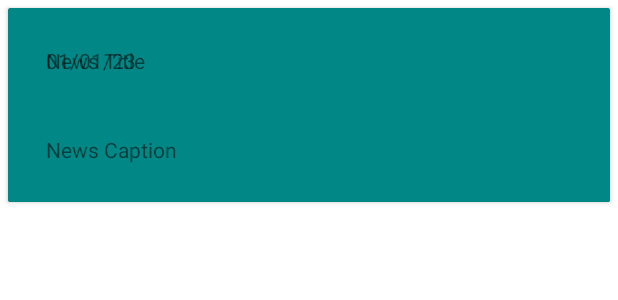
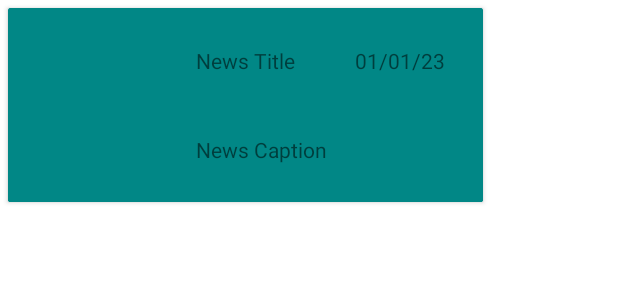
Before and after one commit to Bintina/MyNews, an Android app: the layout item_row.xml on its own in the app's theme, with its tools: preview values and no code run, on a phone screen of 412 x 824 dp. Shown: the top 300 px of the screen. Run offline under Robolectric (Android 15) with nearby library versions, the phone set to English and light mode, and no system bars.

```diff
--- a/app/src/main/java/com/mynews/mynews/api/ApiClient.kt
+++ b/app/src/main/java/com/mynews/mynews/api/ApiClient.kt
@@ -1,11 +1,12 @@
 package com.mynews.mynews.api
 
 import com.mynews.mynews.model.NewsItem
+import com.mynews.mynews.model.NewsItemResponse
 import com.mynews.mynews.model.NewsItems
 import com.mynews.mynews.utils.Constants.END_URL_KEY
 import retrofit2.http.GET
 
 interface ApiClient {
     @GET(END_URL_KEY)
-    suspend fun getNews(): NewsItems?
+    suspend fun getNews(): NewsItemResponse?
 }
--- a/app/src/main/java/com/mynews/mynews/controller/MainActivity.kt
+++ b/app/src/main/java/com/mynews/mynews/controller/MainActivity.kt
@@ -1,11 +1,13 @@
 package com.mynews.mynews.controller
 
+import android.graphics.Movie
 import androidx.appcompat.app.AppCompatActivity
 import android.os.Bundle
 import androidx.recyclerview.widget.RecyclerView
 import com.mynews.mynews.R
 import com.mynews.mynews.adapter.Adapter
 import com.mynews.mynews.data.Datasource
+import com.mynews.mynews.model.NewsItem
 
 class MainActivity : AppCompatActivity() {
 
@@ -26,4 +28,6 @@ class MainActivity : AppCompatActivity() {
         recyclerView = findViewById(R.id.recycler_view)
         recyclerView.adapter = adapter
     }
+
+
 }
--- a/app/src/main/java/com/mynews/mynews/model/NewsItems.kt
+++ b/app/src/main/java/com/mynews/mynews/model/NewsItems.kt
@@ -1,4 +1,4 @@
 package com.mynews.mynews.model
 
-data class NewsItems( var items: List<NewsItem>,
+data class NewsItems( var items: MutableList<NewsItem?>,
                       val total_count: Int)
--- a/app/src/main/res/layout/item_row.xml
+++ b/app/src/main/res/layout/item_row.xml
@@ -2,7 +2,7 @@
 <androidx.cardview.widget.CardView xmlns:android="http://schemas.android.com/apk/res/android"
     xmlns:app="http://schemas.android.com/apk/res-auto"
     android:id="@+id/card_contents"
-    android:layout_width="match_parent"
+    android:layout_width="wrap_content"
     android:layout_height="wrap_content"
     android:layout_margin="5dp"
     app:cardBackgroundColor="@color/design_default_color_secondary_variant"
@@ -10,23 +10,46 @@
 
     <androidx.constraintlayout.widget.ConstraintLayout
         android:layout_width="match_parent"
-        android:layout_height="match_parent"
+        android:layout_height="wrap_content"
         android:layout_margin="5dp">
+
+        <LinearLayout
+            android:id="@+id/card_container"
+            android:layout_width="match_parent"
+            android:layout_height="wrap_content"
+            android:orientation="horizontal"
+            app:layout_constraintBottom_toBottomOf="parent"
+            app:layout_constraintEnd_toEndOf="parent"
+            app:layout_constraintStart_toStartOf="parent"
+            app:layout_constraintTop_toTopOf="parent">
 
             <ImageView
                 android:id="@+id/news_image"
                 android:layout_width="wrap_content"
                 android:layout_height="wrap_content"
                 android:layout_gravity="center"
+                android:maxWidth="100dp"
+                android:maxHeight="100dp"
                 android:minWidth="100dp"
                 android:minHeight="100dp"
                 android:padding="10dp"
+                android:adjustViewBounds="true"
+                android:scaleType="fitXY"
                 app:layout_constraintBottom_toBottomOf="parent"
                 app:layout_constraintEnd_toStartOf="@id/caption"
                 app:layout_constraintStart_toStartOf="parent"
 
                 app:layout_constraintTop_toTopOf="parent" />
 
+            <LinearLayout
+                android:layout_width="wrap_content"
+                android:layout_height="wrap_content"
+                android:orientation="vertical">
+
+                <LinearLayout
+                    android:layout_width="wrap_content"
+                    android:layout_height="wrap_content"
+                    android:orientation="horizontal">
 
                     <TextView
                         android:id="@+id/location"
@@ -51,6 +74,8 @@
                         app:layout_constraintStart_toEndOf="@id/location"
                         app:layout_constraintTop_toTopOf="parent" />
 
+                </LinearLayout>
+
                 <TextView
                     android:id="@+id/caption"
                     android:layout_width="match_parent"
@@ -62,6 +87,8 @@
                     app:layout_constraintStart_toEndOf="@id/news_image"
                     app:layout_constraintTop_toBottomOf="@id/location" />
 
+            </LinearLayout>
+        </LinearLayout>
     </androidx.constraintlayout.widget.ConstraintLayout>
 
 </androidx.cardview.widget.CardView>
--- a/build.gradle
+++ b/build.gradle
@@ -1,7 +1,7 @@
 // Top-level build file where you can add configuration options common to all sub-projects/modules.
 plugins {
-    id 'com.android.application' version '7.2.0' apply false
-    id 'com.android.library' version '7.2.0' apply false
+    id 'com.android.application' version '7.4.2' apply false
+    id 'com.android.library' version '7.4.2' apply false
     id 'org.jetbrains.kotlin.android' version '1.7.10' apply false
 }
 
```
Also changed, not shown: app/src/main/java/com/mynews/mynews/adapter/Adapter.kt (+7 -5 lines), app/src/main/java/com/mynews/mynews/adapter/NewsView.kt (added, +8 -0 lines), app/src/main/java/com/mynews/mynews/data/Datasource.kt (+4 -3 lines), app/src/main/java/com/mynews/mynews/model/Multimedia.kt (added, +23 -0 lines), app/src/main/java/com/mynews/mynews/model/NewsItem.kt (+38 -8 lines), app/src/main/java/com/mynews/mynews/model/NewsItemResponse.kt (added, +19 -0 lines), app/src/main/java/com/mynews/mynews/model/PopularMedia.kt (added, +21 -0 lines), app/src/main/java/com/mynews/mynews/model/PopularMediaMetadata.kt (added, +17 -0 lines), app/src/main/java/com/mynews/mynews/model/PopularNewsItem.kt (added, +17 -0 lines), app/src/main/java/com/mynews/mynews/model/PopularResult.kt (added, +53 -0 lines), app/src/main/java/com/mynews/mynews/utils/Constants.kt (+7 -0 lines), app/src/main/java/com/mynews/mynews/utils/Variables.kt (added, +9 -0 lines), gradle/wrapper/gradle-wrapper.properties. Lines whose indentation alone changed are shown as unchanged.
